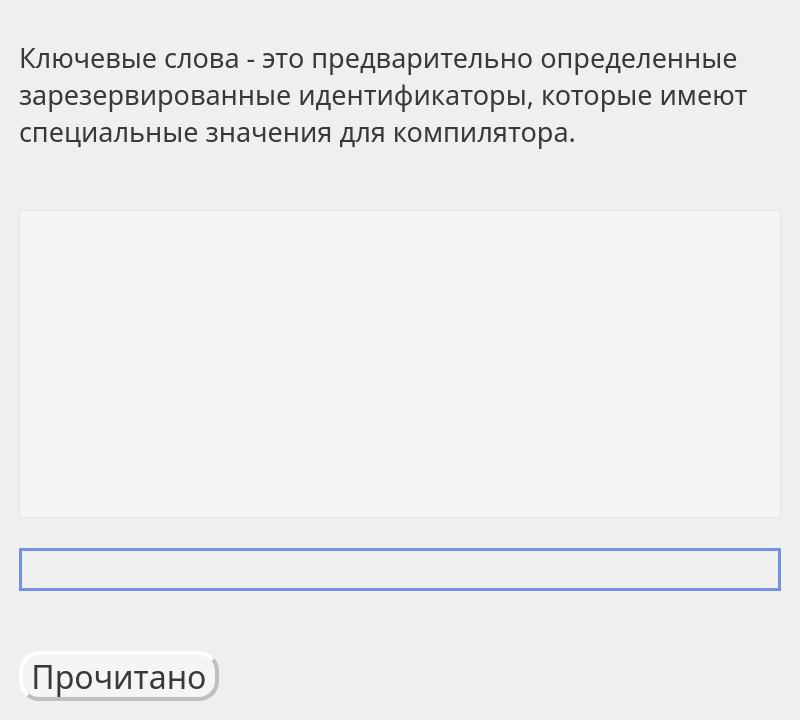
Before: the Qt Designer form keywords.ui in realeedd/techEng, drawn with Qt 5.
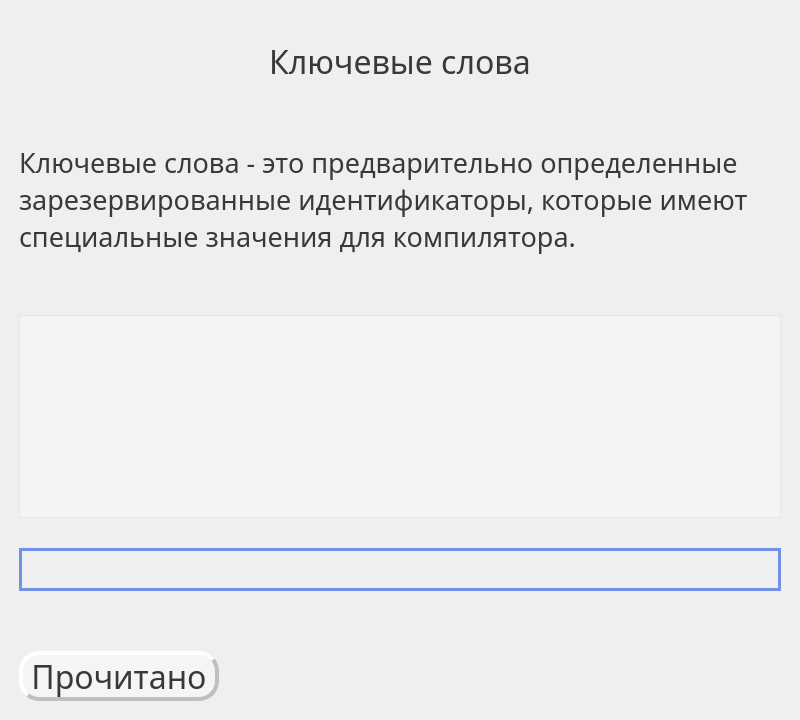
After: the same form once the commit is applied.

Diff of the .ui file:
```diff
--- a/keywords.ui
+++ b/keywords.ui
@@ -55,6 +55,25 @@
         <property name="bottomMargin">
          <number>10</number>
         </property>
+        <item>
+         <widget class="QLabel" name="label">
+          <property name="font">
+           <font>
+            <family>Trebuchet MS</family>
+            <pointsize>24</pointsize>
+           </font>
+          </property>
+          <property name="styleSheet">
+           <string notr="true">color: rgb(57, 57, 57)</string>
+          </property>
+          <property name="text">
+           <string>Ключевые слова</string>
+          </property>
+          <property name="alignment">
+           <set>Qt::AlignCenter</set>
+          </property>
+         </widget>
+        </item>
         <item>
          <layout class="QHBoxLayout" name="horizontalLayout">
           <property name="spacing">
@@ -66,7 +85,6 @@
              <font>
               <family>Trebuchet MS</family>
               <pointsize>20</pointsize>
-              <weight>50</weight>
               <bold>false</bold>
              </font>
             </property>
```
Left out of the diff: 7 changed lines with no effect on the pictures.
